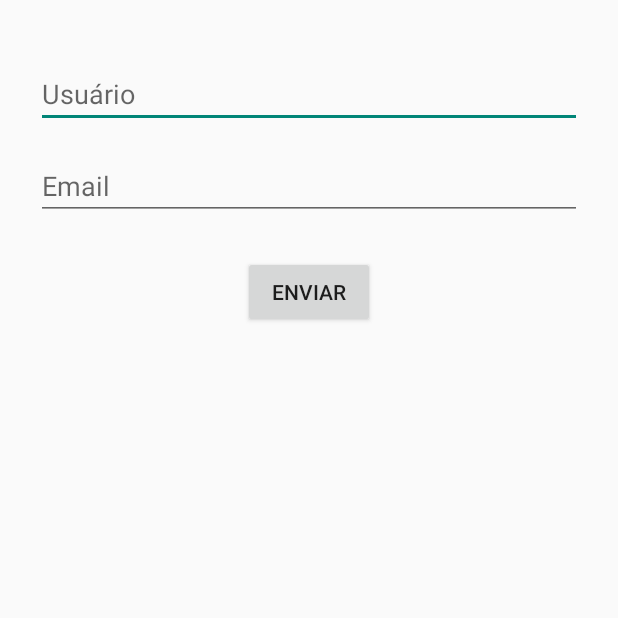
After one commit to EvertonCa/TrabalhoFinalMobile, an Android app: the esqueciSenhaActivity screen opened directly, with no data from a screen before it, on a phone screen of 412 x 824 dp, the top half of it. The commit adds this screen. Run offline under Robolectric (Android 15) with nearby library versions, the phone set to English and light mode, and no system bars.

Commit message:
adicionada a tela esqueci a senha com a interação com o email

```diff
--- a/app/src/main/AndroidManifest.xml
+++ b/app/src/main/AndroidManifest.xml
@@ -8,7 +8,7 @@
         android:label="@string/app_name"
         android:roundIcon="@mipmap/ic_launcher_round"
         android:supportsRtl="true"
-        android:theme="@style/AppTheme">
+        android:theme="@style/Theme.AppCompat.DayNight.NoActionBar">
         <activity android:name=".View.MainActivity">
             <intent-filter>
                 <action android:name="android.intent.action.MAIN" />
@@ -17,6 +17,7 @@
             </intent-filter>
         </activity>
         <activity android:name=".View.TelaInicialActivity"/>
+        <activity android:name=".View.esqueciSenhaActivity"/>
     </application>
 
 </manifest>
--- /dev/null
+++ b/app/src/main/java/com/example/evertoncardoso/trabalhofinalmobile/View/esqueciSenhaActivity.java
@@ -0,0 +1,79 @@
+package com.example.evertoncardoso.trabalhofinalmobile.View;
+
+import android.content.Intent;
+import android.support.v7.app.AppCompatActivity;
+import android.os.Bundle;
+import android.view.View;
+import android.widget.Button;
+import android.widget.EditText;
+import android.widget.Toast;
+
+import com.example.evertoncardoso.trabalhofinalmobile.Model.Usuario;
+import com.example.evertoncardoso.trabalhofinalmobile.R;
+
+public class esqueciSenhaActivity extends AppCompatActivity {
+    EditText edtUser, edtEmail;
+    Button btnEnviar;
+
+    @Override
+    protected void onCreate(Bundle savedInstanceState) {
+        super.onCreate(savedInstanceState);
+        setContentView(R.layout.activity_esqueci_a_senha);
+        edtUser = findViewById(R.id.edtUser);
+        edtEmail = findViewById(R.id.edtEmail);
+        btnEnviar = findViewById(R.id.btnEnviar);
+
+        btnEnviar.setOnClickListener(new View.OnClickListener() {
+            @Override
+            public void onClick(View v) {
+                if(mandaEmail(edtEmail.getText().toString(), edtUser.getText().toString())){
+                    // alerta foi enviado
+                }
+                else{
+                    // alerta nao foi preechido tudo
+                }
+            }
+        });
+    }
+
+    protected boolean mandaEmail(String txtEmail, String txtUsuario)
+    {
+        Usuario esquecido = null;
+        String destinatario, nome, usuario, senha;
+
+        if(txtEmail.isEmpty())
+        {
+//            esquecido =
+        }
+        if(txtUsuario.isEmpty())
+        {
+//            esquecido =
+        }
+//        if(esquecido == null)
+//        {
+//            return false;
+//        }
+        destinatario = "lucaslaheras@hotmail.com";
+        nome = "esquecido";
+        usuario = "burro";
+        senha = "1234";
+
+        final String assunto = "Esqueceu a senha no MaMoney";
+        final String texto = "Olá " + nome + "\nUsuario: "+ usuario+"\nSenha: "+ senha;
+
+        Intent intent = new Intent(Intent.ACTION_SEND);
+        intent.setType("text/pain");
+        intent.putExtra(Intent.EXTRA_EMAIL, new String[]{destinatario});
+        intent.putExtra(Intent.EXTRA_SUBJECT, assunto);
+        intent.putExtra(Intent.EXTRA_TEXT, texto);
+        try{
+            startActivity(intent.createChooser(intent, "Enviando email"));
+        }
+        catch (Exception e)
+        {
+            e.printStackTrace();
+        }
+        return true;
+    }
+
+}
--- /dev/null
+++ b/app/src/main/res/layout/activity_esqueci_a_senha.xml
@@ -0,0 +1,52 @@
+<?xml version="1.0" encoding="utf-8"?>
+<android.support.constraint.ConstraintLayout xmlns:android="http://schemas.android.com/apk/res/android"
+    xmlns:app="http://schemas.android.com/apk/res-auto"
+    xmlns:tools="http://schemas.android.com/tools"
+    android:layout_width="match_parent"
+    android:layout_height="match_parent">
+
+    <EditText
+        android:id="@+id/edtUser"
+        android:layout_width="0dp"
+        android:layout_height="wrap_content"
+        android:layout_marginStart="24dp"
+        android:layout_marginLeft="24dp"
+        android:layout_marginTop="40dp"
+        android:layout_marginEnd="24dp"
+        android:layout_marginRight="24dp"
+        android:ems="10"
+        android:hint="@string/usuario"
+        android:inputType="textPersonName"
+        app:layout_constraintEnd_toEndOf="parent"
+        app:layout_constraintHorizontal_bias="0.5"
+        app:layout_constraintStart_toStartOf="parent"
+        app:layout_constraintTop_toTopOf="parent" />
+
+    <EditText
+        android:id="@+id/edtEmail"
+        android:layout_width="0dp"
+        android:layout_height="wrap_content"
+        android:layout_marginStart="24dp"
+        android:layout_marginLeft="24dp"
+        android:layout_marginTop="16dp"
+        android:layout_marginEnd="24dp"
+        android:layout_marginRight="24dp"
+        android:ems="10"
+        android:hint="@string/email"
+        android:inputType="textPersonName"
+        app:layout_constraintEnd_toEndOf="parent"
+        app:layout_constraintHorizontal_bias="0.5"
+        app:layout_constraintStart_toStartOf="parent"
+        app:layout_constraintTop_toBottomOf="@+id/edtUser" />
+
+    <Button
+        android:id="@+id/btnEnviar"
+        android:layout_width="wrap_content"
+        android:layout_height="wrap_content"
+        android:layout_marginTop="24dp"
+        android:text="@string/enviar"
+        app:layout_constraintEnd_toEndOf="parent"
+        app:layout_constraintHorizontal_bias="0.5"
+        app:layout_constraintStart_toStartOf="parent"
+        app:layout_constraintTop_toBottomOf="@+id/edtEmail" />
+</android.support.constraint.ConstraintLayout>
--- a/app/src/main/res/values/strings.xml
+++ b/app/src/main/res/values/strings.xml
@@ -15,4 +15,6 @@
     <string name="ano">Ano</string>
     <string name="data">Data</string>
     <string name="dinheiro">Dinheiro</string>
+    <string name="email">Email</string>
+    <string name="enviar">Enviar</string>
 </resources>
```
Also changed, not shown: app/src/main/java/com/example/evertoncardoso/trabalhofinalmobile/View/MainActivity.java (+14 -0 lines).
